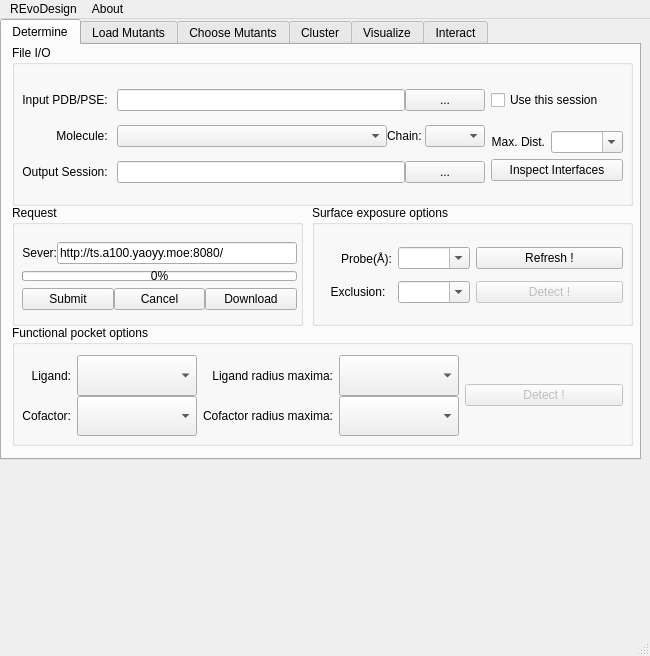
Old version of the form REvoDesign/UI/REvoDesign-PyMOL.ui in the repository YaoYinYing/REvoDesign.
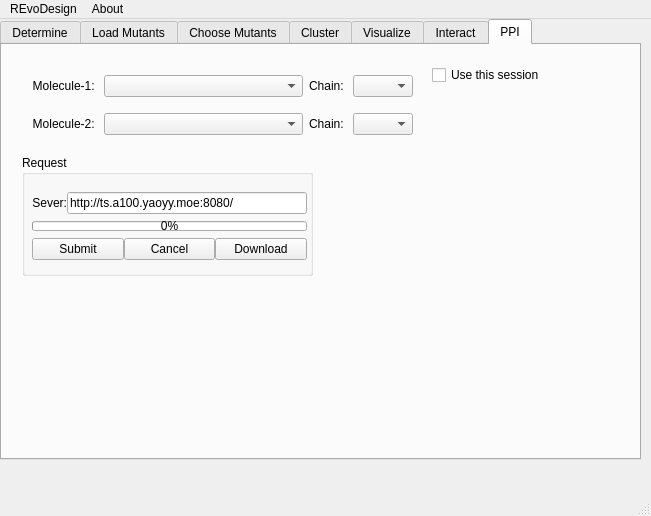
New version of the form. The open tabs and pages were chosen to show the change.

What changed in the file:
```diff
--- a/REvoDesign/UI/REvoDesign-PyMOL.ui
+++ b/REvoDesign/UI/REvoDesign-PyMOL.ui
@@ -6,8 +6,8 @@
    <rect>
     <x>0</x>
     <y>0</y>
-    <width>650</width>
-    <height>656</height>
+    <width>651</width>
+    <height>516</height>
    </rect>
   </property>
   <property name="sizePolicy">
@@ -3082,6 +3082,301 @@
       </property>
      </widget>
     </widget>
+    <widget class="QWidget" name="tab">
+     <attribute name="title">
+      <string>PPI</string>
+     </attribute>
+     <widget class="QWidget" name="verticalLayoutWidget_2">
+      <property name="geometry">
+       <rect>
+        <x>30</x>
+        <y>20</y>
+        <width>381</width>
+        <height>81</height>
+       </rect>
+      </property>
+      <layout class="QVBoxLayout" name="verticalLayout_8">
+       <property name="spacing">
+        <number>-1</number>
+       </property>
+       <item>
+        <layout class="QHBoxLayout" name="horizontalLayout_68">
+         <item>
+          <widget class="QLabel" name="label_51">
+           <property name="sizePolicy">
+            <sizepolicy hsizetype="Fixed" vsizetype="Preferred">
+             <horstretch>0</horstretch>
+             <verstretch>0</verstretch>
+            </sizepolicy>
+           </property>
+           <property name="text">
+            <string>Molecule-1: </string>
+           </property>
+           <property name="alignment">
+            <set>Qt::AlignRight|Qt::AlignTrailing|Qt::AlignVCenter</set>
+           </property>
+          </widget>
+         </item>
+         <item>
+          <widget class="QComboBox" name="comboBox_molecule_5">
+           <property name="sizePolicy">
+            <sizepolicy hsizetype="Preferred" vsizetype="Minimum">
+             <horstretch>0</horstretch>
+             <verstretch>0</verstretch>
+            </sizepolicy>
+           </property>
+           <property name="maximumSize">
+            <size>
+             <width>300</width>
+             <height>16777215</height>
+            </size>
+           </property>
+           <property name="statusTip">
+            <string>Molecule for design.</string>
+           </property>
+          </widget>
+         </item>
+         <item>
+          <widget class="QLabel" name="label_49">
+           <property name="sizePolicy">
+            <sizepolicy hsizetype="Maximum" vsizetype="Preferred">
+             <horstretch>0</horstretch>
+             <verstretch>0</verstretch>
+            </sizepolicy>
+           </property>
+           <property name="text">
+            <string>Chain: </string>
+           </property>
+           <property name="alignment">
+            <set>Qt::AlignRight|Qt::AlignTrailing|Qt::AlignVCenter</set>
+           </property>
+          </widget>
+         </item>
+         <item>
+          <widget class="QComboBox" name="comboBox_chainid_5">
+           <property name="sizePolicy">
+            <sizepolicy hsizetype="Fixed" vsizetype="Fixed">
+             <horstretch>0</horstretch>
+             <verstretch>0</verstretch>
+            </sizepolicy>
+           </property>
+           <property name="maximumSize">
+            <size>
+             <width>60</width>
+             <height>16777215</height>
+            </size>
+           </property>
+           <property name="statusTip">
+            <string>Chain ID for design.</string>
+           </property>
+          </widget>
+         </item>
+        </layout>
+       </item>
+       <item>
+        <layout class="QHBoxLayout" name="horizontalLayout_69">
+         <item>
+          <widget class="QLabel" name="label_55">
+           <property name="sizePolicy">
+            <sizepolicy hsizetype="Fixed" vsizetype="Preferred">
+             <horstretch>0</horstretch>
+             <verstretch>0</verstretch>
+            </sizepolicy>
+           </property>
+           <property name="text">
+            <string>Molecule-2: </string>
+           </property>
+           <property name="alignment">
+            <set>Qt::AlignRight|Qt::AlignTrailing|Qt::AlignVCenter</set>
+           </property>
+          </widget>
+         </item>
+         <item>
+          <widget class="QComboBox" name="comboBox_molecule_6">
+           <property name="sizePolicy">
+            <sizepolicy hsizetype="Preferred" vsizetype="Minimum">
+             <horstretch>0</horstretch>
+             <verstretch>0</verstretch>
+            </sizepolicy>
+           </property>
+           <property name="maximumSize">
+            <size>
+             <width>300</width>
+             <height>16777215</height>
+            </size>
+           </property>
+           <property name="statusTip">
+            <string>Molecule for design.</string>
+           </property>
+          </widget>
+         </item>
+         <item>
+          <widget class="QLabel" name="label_56">
+           <property name="sizePolicy">
+            <sizepolicy hsizetype="Maximum" vsizetype="Preferred">
+             <horstretch>0</horstretch>
+             <verstretch>0</verstretch>
+            </sizepolicy>
+           </property>
+           <property name="text">
+            <string>Chain: </string>
+           </property>
+           <property name="alignment">
+            <set>Qt::AlignRight|Qt::AlignTrailing|Qt::AlignVCenter</set>
+           </property>
+          </widget>
+         </item>
+         <item>
+          <widget class="QComboBox" name="comboBox_chainid_6">
+           <property name="sizePolicy">
+            <sizepolicy hsizetype="Fixed" vsizetype="Fixed">
+             <horstretch>0</horstretch>
+             <verstretch>0</verstretch>
+            </sizepolicy>
+           </property>
+           <property name="maximumSize">
+            <size>
+             <width>60</width>
+             <height>16777215</height>
+            </size>
+           </property>
+           <property name="statusTip">
+            <string>Chain ID for design.</string>
+           </property>
+          </widget>
+         </item>
+        </layout>
+       </item>
+      </layout>
+     </widget>
+     <widget class="QCheckBox" name="checkBox_use_this_session_6">
+      <property name="geometry">
+       <rect>
+        <x>430</x>
+        <y>20</y>
+        <width>124</width>
+        <height>20</height>
+       </rect>
+      </property>
+      <property name="statusTip">
+       <string>Just use the molecules in current session for design.</string>
+      </property>
+      <property name="text">
+       <string>Use this session</string>
+      </property>
+     </widget>
+     <widget class="QGroupBox" name="groupBox_5">
+      <property name="geometry">
+       <rect>
+        <x>20</x>
+        <y>110</y>
+        <width>291</width>
+        <height>121</height>
+       </rect>
+      </property>
+      <property name="title">
+       <string>Request</string>
+      </property>
+      <widget class="QWidget" name="verticalLayoutWidget_11">
+       <property name="geometry">
+        <rect>
+         <x>10</x>
+         <y>30</y>
+         <width>275</width>
+         <height>83</height>
+        </rect>
+       </property>
+       <layout class="QVBoxLayout" name="verticalLayout_22">
+        <property name="spacing">
+         <number>0</number>
+        </property>
+        <item>
+         <layout class="QHBoxLayout" name="horizontalLayout_70">
+          <item>
+           <widget class="QLabel" name="label_molecule_8">
+            <property name="text">
+             <string>Sever:</string>
+            </property>
+            <property name="alignment">
+             <set>Qt::AlignRight|Qt::AlignTrailing|Qt::AlignVCenter</set>
+            </property>
+           </widget>
+          </item>
+          <item>
+           <widget class="QLineEdit" name="lineEdit_pssm_gremlin_url_2">
+            <property name="statusTip">
+             <string>Server URL for PSSM GREMLIN calculation.</string>
+            </property>
+            <property name="text">
+             <string>http://ts.a100.yaoyy.moe:8080/</string>
+            </property>
+           </widget>
+          </item>
+         </layout>
+        </item>
+        <item>
+         <widget class="QProgressBar" name="progressBar_download_2">
+          <property name="sizePolicy">
+           <sizepolicy hsizetype="Expanding" vsizetype="Fixed">
+            <horstretch>0</horstretch>
+            <verstretch>0</verstretch>
+           </sizepolicy>
+          </property>
+          <property name="minimumSize">
+           <size>
+            <width>0</width>
+            <height>0</height>
+           </size>
+          </property>
+          <property name="maximumSize">
+           <size>
+            <width>16777215</width>
+            <height>10</height>
+           </size>
+          </property>
+          <property name="value">
+           <number>0</number>
+          </property>
+         </widget>
+        </item>
+        <item>
+         <layout class="QHBoxLayout" name="horizontalLayout_71">
+          <item>
+           <widget class="QPushButton" name="pushButton_submit_pssm_gremlin_job_2">
+            <property name="statusTip">
+             <string>Submit the selected molecule and chain.</string>
+            </property>
+            <property name="text">
+             <string>Submit</string>
+            </property>
+           </widget>
+          </item>
+          <item>
+           <widget class="QPushButton" name="pushButton_cancel_pssm_gremlin_job_2">
+            <property name="statusTip">
+             <string>Cancel running/queuing task.</string>
+            </property>
+            <property name="text">
+             <string>Cancel</string>
+            </property>
+           </widget>
+          </item>
+          <item>
+           <widget class="QPushButton" name="pushButton_download_pssm_gremlin_job_2">
+            <property name="statusTip">
+             <string>Download completed results.</string>
+            </property>
+            <property name="text">
+             <string>Download</string>
+            </property>
+           </widget>
+          </item>
+         </layout>
+        </item>
+       </layout>
+      </widget>
+     </widget>
+    </widget>
    </widget>
   </widget>
   <widget class="QMenuBar" name="menubar">
@@ -3089,7 +3384,7 @@
     <rect>
      <x>0</x>
      <y>0</y>
-     <width>650</width>
+     <width>651</width>
      <height>37</height>
     </rect>
    </property>
```
Left out of the diff: 246 changed lines with no effect on the pictures. Lines whose indentation alone changed are shown as unchanged.
